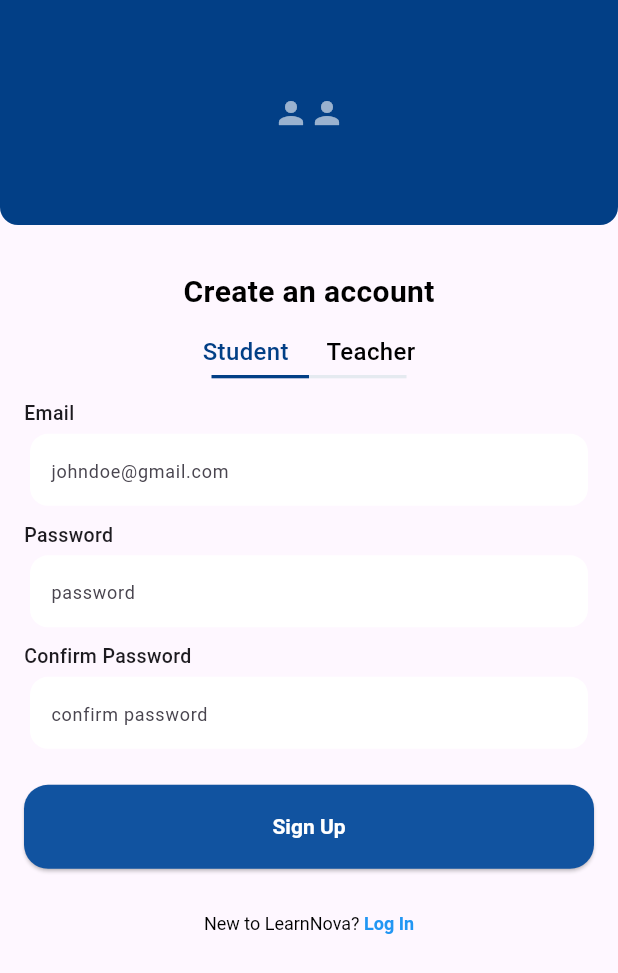
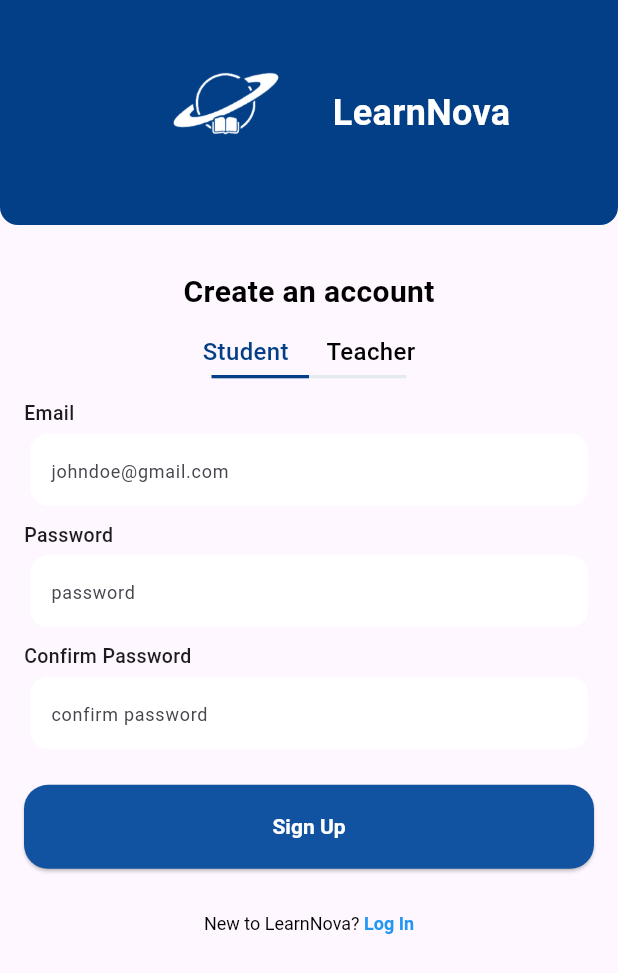
Before and after one commit to parentroots/Learn_ova, a Flutter app: the SignUpScreen screen opened directly, on a phone screen of 412 x 824 dp. Shown: the top 973 px of the screen. Run offline on Flutter 3.47's test engine with Material 3 defaults, Android fonts, the phone set to English and light mode, and no system bars; our stand-ins replace get.

```diff
--- a/lib/View/Screens/AuthScreens/sign_up_screen.dart
+++ b/lib/View/Screens/AuthScreens/sign_up_screen.dart
@@ -1,6 +1,5 @@
 import 'package:flutter/gestures.dart';
 import 'package:flutter/material.dart';
-import 'package:learn_nova/Core/AppRoute/app_route.dart';
 import 'package:learn_nova/Utils/AppColors/app_colors.dart';
 import 'package:learn_nova/Utils/AppString/app_string.dart';
 import 'package:learn_nova/View/Screens/profile_survey_screeen.dart';
@@ -15,8 +14,12 @@ class SignUpScreen extends StatefulWidget {
   State<SignUpScreen> createState() => _SignUpScreenState();
 }
 
+
 class _SignUpScreenState extends State<SignUpScreen> {
   String selectedText = "STUDENT";
+
+  bool isShowPassword=true;
+  bool isConfirmShowPassword=true;
 
   @override
   Widget build(BuildContext context) {
@@ -155,7 +158,7 @@ class _SignUpScreenState extends State<SignUpScreen> {
       elevation: 0,
       color: Colors.white,
       child: TextFormField(
-        obscureText: obscure,
+        obscureText: isShowPassword,
         decoration: InputDecoration(
           hintText: hint,
           hintStyle: const TextStyle(fontSize: 12),
--- a/lib/View/Widget/app_bar.dart
+++ b/lib/View/Widget/app_bar.dart
@@ -23,8 +23,15 @@ class CustomAppBar extends StatelessWidget implements PreferredSizeWidget {
         mainAxisAlignment: MainAxisAlignment.center,
         crossAxisAlignment: CrossAxisAlignment.center,
         children: [
-         Icon(Icons.person,color: Colors.white60,),
-         Icon(Icons.person,color: Colors.white60,),
+         SizedBox(
+           height: 150,
+             width: 150,
+             child: Image.asset('assets/Icons/icon.png')),
+         Text(AppString.appName,style: TextStyle(
+           color: Colors.white,
+           fontSize: 24,
+           fontWeight: FontWeight.w700
+         ),)
           // Text(AppString.appName)
 
 
```
Also changed, not shown: 1 other file.
